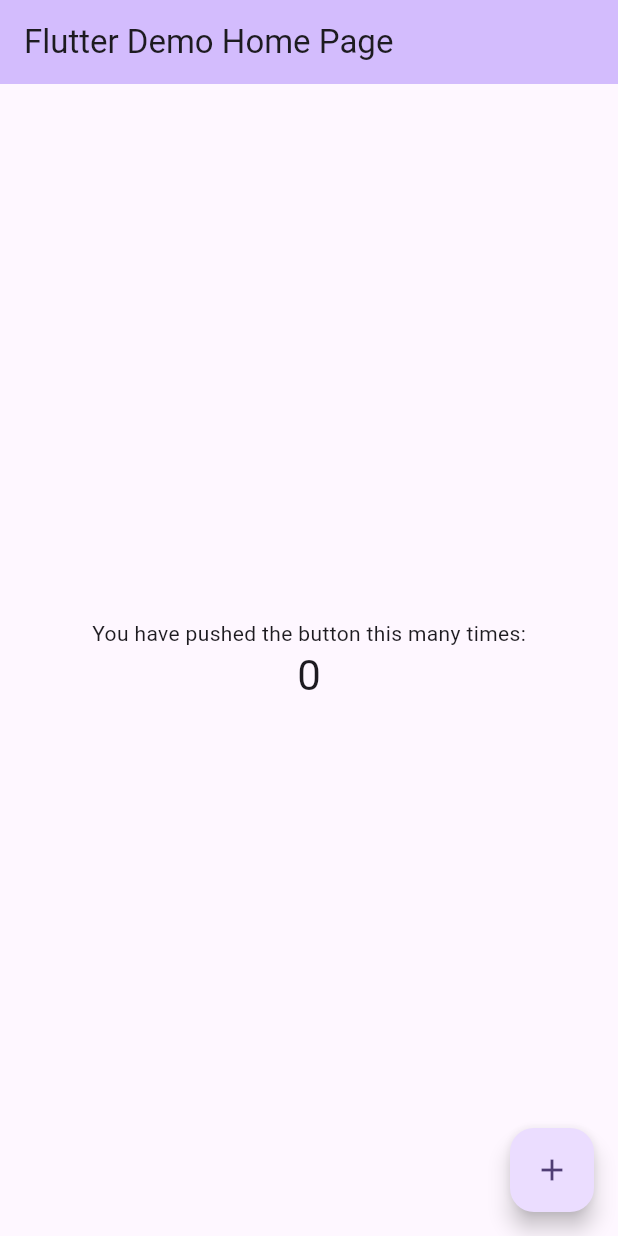
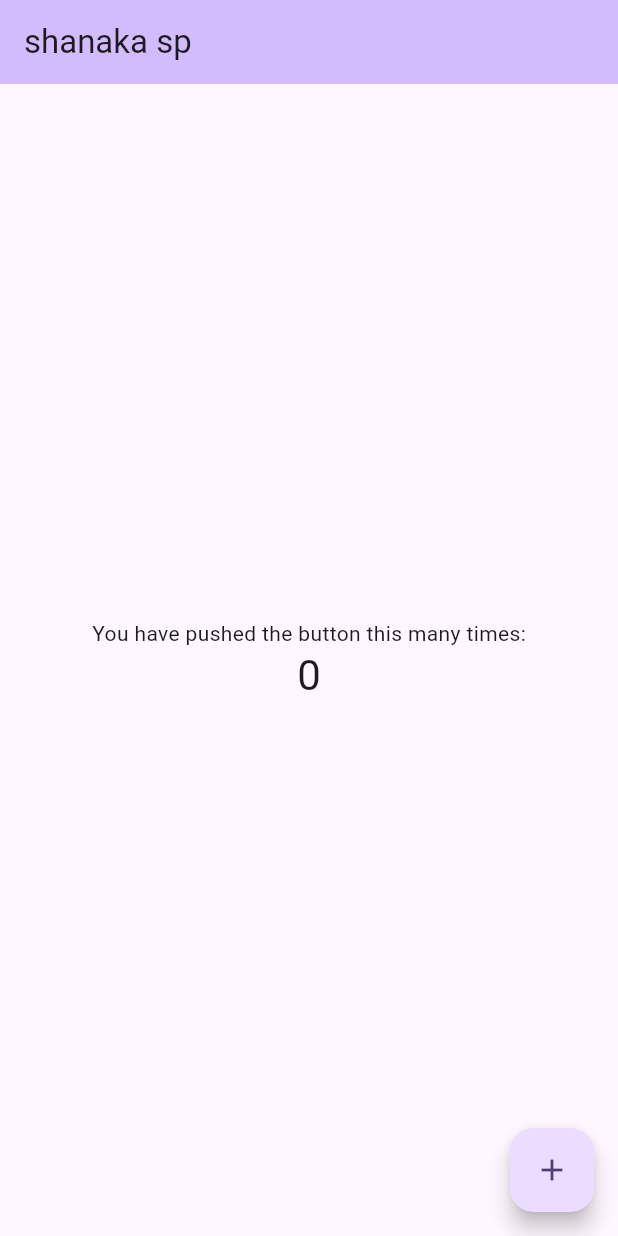
Before and after one commit to shanakasp/Flutter, a Flutter app: the screen it shows after launch, on a phone screen of 412 x 824 dp. Run offline on Flutter 3.47's test engine with Material 3 defaults, Android fonts, the phone set to English and light mode, and no system bars.

Commit message:
modified main.dart in lib

```diff
--- a/flutter_application_1/lib/main.dart
+++ b/flutter_application_1/lib/main.dart
@@ -31,7 +31,7 @@ class MyApp extends StatelessWidget {
         colorScheme: ColorScheme.fromSeed(seedColor: Colors.deepPurple),
         useMaterial3: true,
       ),
-      home: const MyHomePage(title: 'Flutter Demo Home Page'),
+      home: const MyHomePage(title: 'shanaka sp'),
     );
   }
 }
```
